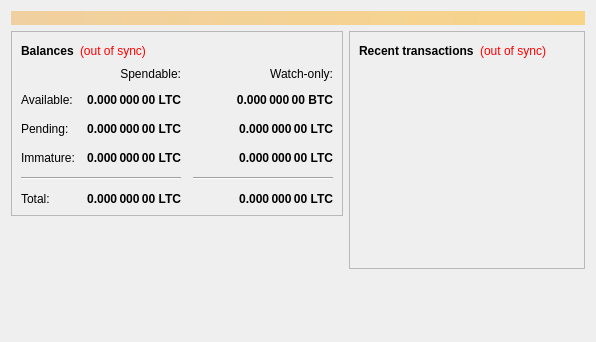
This is src/qt/forms/overviewpage.ui in lavajumper/litecoin as Qt 5 draws it before an edit. The edited form follows.
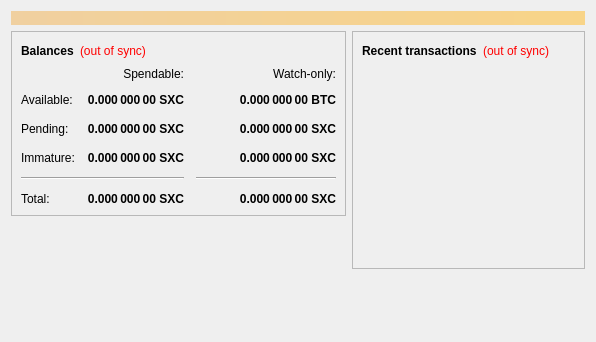
This is the edited form.

Commit message: UI fixes. Replace LTC with SXC

```diff
--- a/src/qt/forms/overviewpage.ui
+++ b/src/qt/forms/overviewpage.ui
@@ -112,7 +112,7 @@
                <string>Unconfirmed transactions to watch-only addresses</string>
               </property>
               <property name="text">
-               <string notr="true">0.000 000 00 LTC</string>
+               <string notr="true">0.000 000 00 SXC</string>
               </property>
               <property name="alignment">
                <set>Qt::AlignRight|Qt::AlignTrailing|Qt::AlignVCenter</set>
@@ -137,7 +137,7 @@
                <string>Total of transactions that have yet to be confirmed, and do not yet count toward the spendable balance</string>
               </property>
               <property name="text">
-               <string notr="true">0.000 000 00 LTC</string>
+               <string notr="true">0.000 000 00 SXC</string>
               </property>
               <property name="alignment">
                <set>Qt::AlignRight|Qt::AlignTrailing|Qt::AlignVCenter</set>
@@ -162,7 +162,7 @@
                <string>Mined balance in watch-only addresses that has not yet matured</string>
               </property>
               <property name="text">
-               <string notr="true">0.000 000 00 LTC</string>
+               <string notr="true">0.000 000 00 SXC</string>
               </property>
               <property name="alignment">
                <set>Qt::AlignRight|Qt::AlignTrailing|Qt::AlignVCenter</set>
@@ -220,7 +220,7 @@
                <string>Mined balance that has not yet matured</string>
               </property>
               <property name="text">
-               <string notr="true">0.000 000 00 LTC</string>
+               <string notr="true">0.000 000 00 SXC</string>
               </property>
               <property name="alignment">
                <set>Qt::AlignRight|Qt::AlignTrailing|Qt::AlignVCenter</set>
@@ -265,7 +265,7 @@
                <string>Your current total balance</string>
               </property>
               <property name="text">
-               <string notr="true">0.000 000 00 LTC</string>
+               <string notr="true">0.000 000 00 SXC</string>
               </property>
               <property name="alignment">
                <set>Qt::AlignRight|Qt::AlignTrailing|Qt::AlignVCenter</set>
@@ -290,7 +290,7 @@
                <string>Current total balance in watch-only addresses</string>
               </property>
               <property name="text">
-               <string notr="true">0.000 000 00 LTC</string>
+               <string notr="true">0.000 000 00 SXC</string>
               </property>
               <property name="alignment">
                <set>Qt::AlignRight|Qt::AlignTrailing|Qt::AlignVCenter</set>
@@ -332,7 +332,7 @@
                <string>Your current spendable balance</string>
               </property>
               <property name="text">
-               <string notr="true">0.000 000 00 LTC</string>
+               <string notr="true">0.000 000 00 SXC</string>
               </property>
               <property name="alignment">
                <set>Qt::AlignRight|Qt::AlignTrailing|Qt::AlignVCenter</set>
```
The commit also changes 2 other files.
